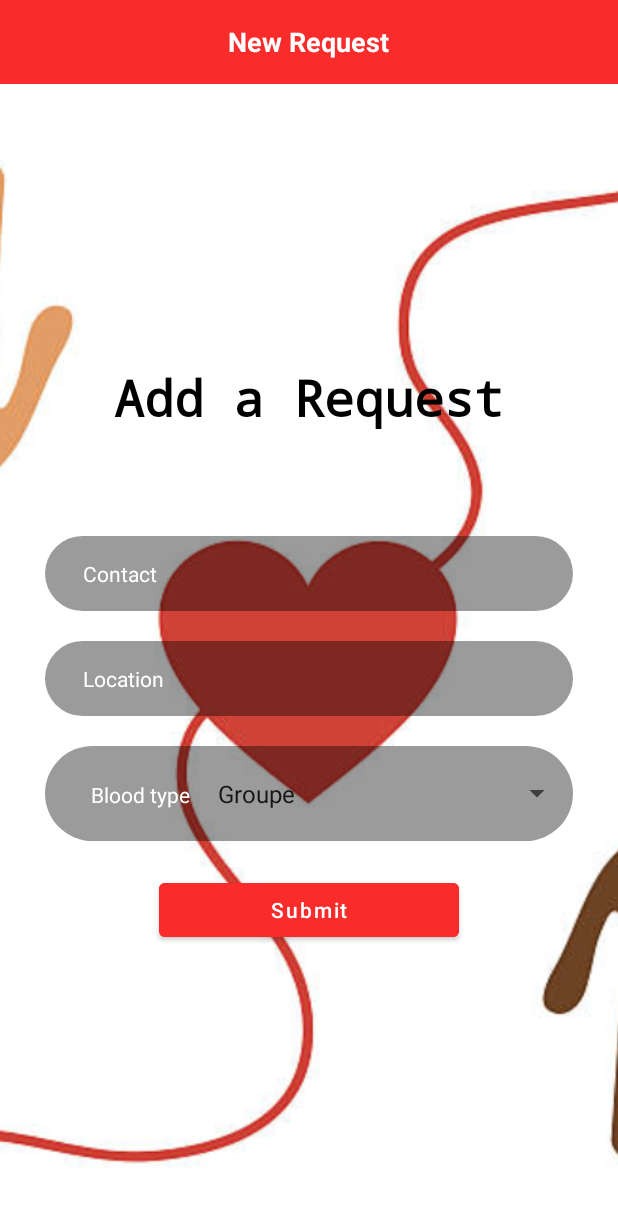
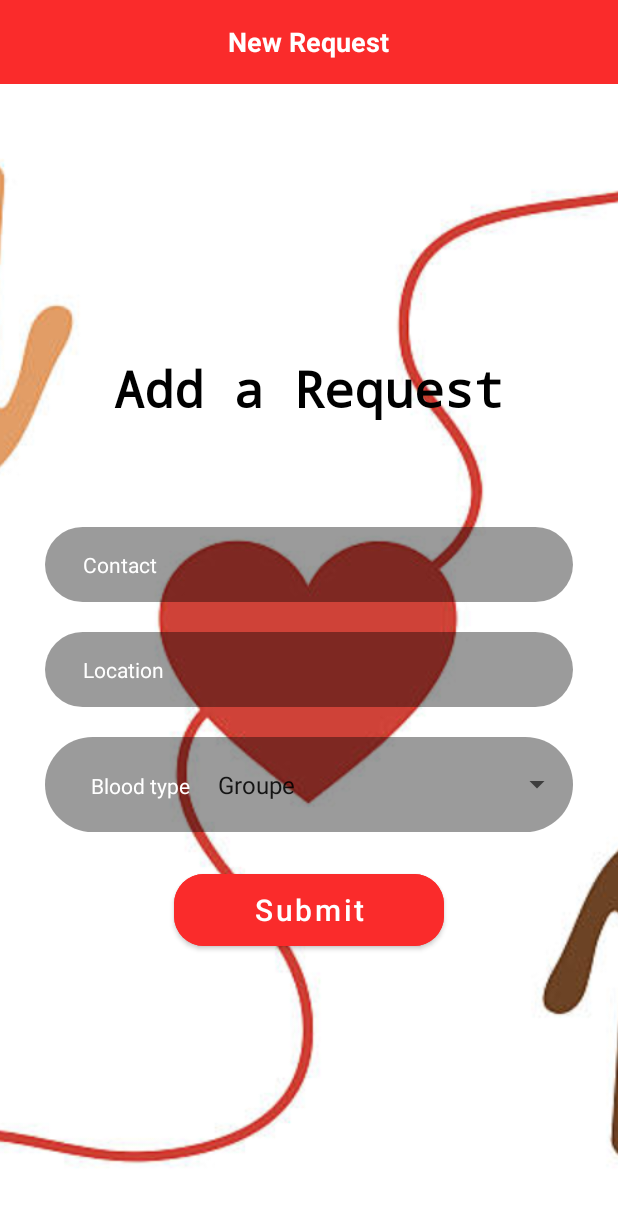
Before and after one commit to Mobile-Prj/MINI_PROJET_APPLICATION_MOBILE-BLOOD_DONATION, an Android app: the FormActivity screen opened directly, with no data from a screen before it, on a phone screen of 412 x 824 dp. Shown: the top 1205 px of the screen. Run offline under Robolectric (Android 15) with nearby library versions, the phone set to English and light mode, and no system bars.

Commit message:
update: change the request form submit button design

```diff
--- a/app/src/main/res/layout/activity_form.xml
+++ b/app/src/main/res/layout/activity_form.xml
@@ -24,17 +24,18 @@
             android:layout_width="match_parent"
             android:layout_height="match_parent"
             android:layout_gravity="center">
+
             <TextView
                 android:id="@+id/tvMountain"
                 android:layout_width="wrap_content"
                 android:layout_height="wrap_content"
-                android:text="Add a Request"
                 android:layout_centerHorizontal="true"
                 android:layout_marginTop="50dp"
+                android:text="Add a Request"
+                android:textColor="@color/black"
                 android:textSize="33sp"
-                android:typeface="monospace"
                 android:textStyle="bold"
-                android:textColor="@color/black"/>
+                android:typeface="monospace" />
 
 
             <EditText
@@ -106,20 +107,22 @@
             </LinearLayout>
 
 
-
             <Button
                 android:id="@+id/postbtn"
+                android:layout_width="180dp"
+                android:layout_height="wrap_content"
+                android:layout_below="@+id/BloodCateg"
+                android:layout_centerHorizontal="true"
                 android:layout_gravity="center"
+                android:layout_marginTop="20dp"
+                android:height="60dp"
                 android:backgroundTint="@color/primary_color"
                 android:gravity="center"
+                android:text="Submit"
+                android:textAllCaps="false"
                 android:textColor="@color/white"
-                android:layout_width="200dp"
-                android:layout_height="wrap_content"
-                android:layout_below="@+id/BloodCateg"
-                android:layout_marginTop="20dp"
-                android:layout_centerHorizontal="true"
-                android:textAllCaps="false"
-                android:text="Submit"
+                android:textSize="20sp"
+                app:cornerRadius="20dp"
                 tools:ignore="NotSibling" />
 
 
```
